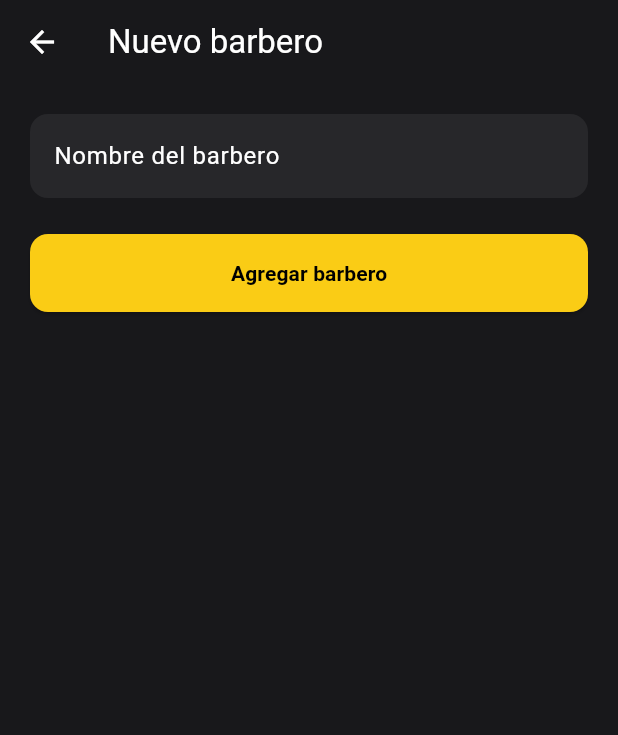
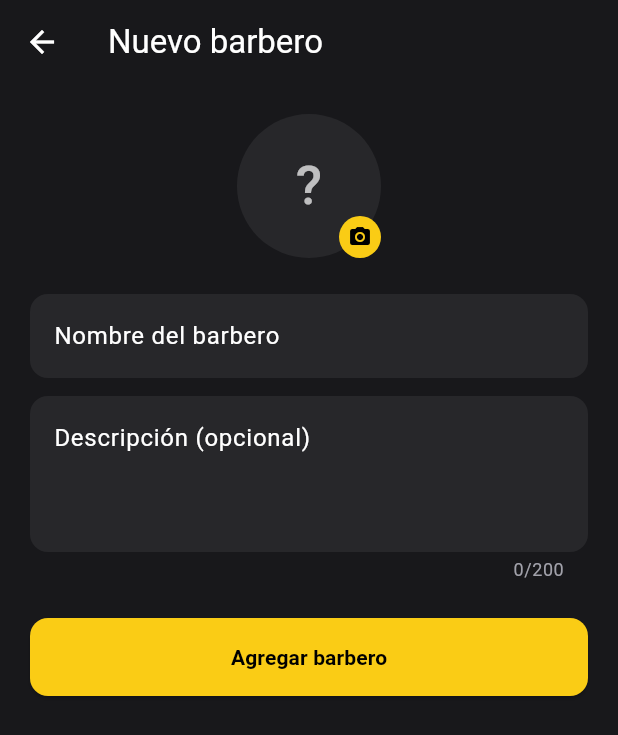
Before and after one commit to sebava1989-bot/capitalhumano-web, a Flutter app: the BarberoFormScreen screen opened directly with empty values, after a tap on "Agregar barbero", on a phone screen of 412 x 824 dp. Shown: the top 735 px of the screen. Run offline on Flutter 3.47's test engine with Material 3 defaults, Android fonts, the phone set to English and light mode, and no system bars; our stand-ins replace cloud_firestore, connectivity_plus, file_picker, firebase_auth, firebase_core, firebase_messaging and 13 more; missing offline and left inert: google_mlkit_document_scanner, google_mlkit_text_recognition, pdfx; accounts and stored records are empty.

Commit message:
feat(apk): BarberoForm con foto upload y descripción; fix desugaring dependency

```diff
--- a/barberia-saas/barberia_admin/lib/screens/barbero_form_screen.dart
+++ b/barberia-saas/barberia_admin/lib/screens/barbero_form_screen.dart
@@ -1,20 +1,25 @@
+import 'dart:typed_data';
 import 'package:flutter/material.dart';
+import 'package:image_picker/image_picker.dart';
+import 'package:supabase_flutter/supabase_flutter.dart';
 import '../models/barbero.dart';
 import '../services/barberos_service.dart';
 
 class BarberoFormScreen extends StatefulWidget {
   final String barberiaId;
   final Barbero? barbero;
-  const BarberoFormScreen(
-      {super.key, required this.barberiaId, this.barbero});
+  const BarberoFormScreen({super.key, required this.barberiaId, this.barbero});
   @override
   State<BarberoFormScreen> createState() => _BarberoFormScreenState();
 }
 
 class _BarberoFormScreenState extends State<BarberoFormScreen> {
   final _nombre = TextEditingController();
+  final _descripcion = TextEditingController();
   bool _activo = true;
   bool _loading = false;
+  String? _fotoUrl;
+  Uint8List? _fotoBytes;
   final _service = BarberosService();
 
   @override
@@ -22,58 +27,127 @@ class _BarberoFormScreenState extends State<BarberoFormScreen> {
     super.initState();
     if (widget.barbero != null) {
       _nombre.text = widget.barbero!.nombre;
+      _descripcion.text = widget.barbero!.descripcion ?? '';
       _activo = widget.barbero!.activo;
+      _fotoUrl = widget.barbero!.fotoUrl;
     }
+  }
+
+  Future<void> _pickFoto() async {
+    final picker = ImagePicker();
+    final file = await picker.pickImage(source: ImageSource.gallery, maxWidth: 800, imageQuality: 80);
+    if (file == null) return;
+    final bytes = await file.readAsBytes();
+    setState(() => _fotoBytes = bytes);
+  }
+
+  Future<String?> _uploadFoto() async {
+    if (_fotoBytes == null) return _fotoUrl;
+    final db = Supabase.instance.client;
+    final path = '${widget.barberiaId}/${DateTime.now().millisecondsSinceEpoch}.jpg';
+    await db.storage.from('barberos').uploadBinary(
+      path,
+      _fotoBytes!,
+      fileOptions: const FileOptions(contentType: 'image/jpeg', upsert: true),
+    );
+    return db.storage.from('barberos').getPublicUrl(path);
   }
 
   Future<void> _guardar() async {
     if (_nombre.text.trim().isEmpty) return;
     setState(() => _loading = true);
+    try {
+      final url = await _uploadFoto();
       if (widget.barbero == null) {
-      await _service.crear(widget.barberiaId, _nombre.text.trim());
+        await _service.crear(
+          widget.barberiaId,
+          _nombre.text.trim(),
+          descripcion: _descripcion.text.trim(),
+          fotoUrl: url,
+        );
       } else {
         await _service.actualizar(
-          widget.barbero!.id, _nombre.text.trim(), _activo);
+          widget.barbero!.id,
+          _nombre.text.trim(),
+          _activo,
+          descripcion: _descripcion.text.trim(),
+          fotoUrl: url,
+        );
       }
       if (mounted) Navigator.pop(context);
+    } catch (e) {
+      if (mounted) {
+        ScaffoldMessenger.of(context).showSnackBar(
+          SnackBar(content: Text('Error: $e'), backgroundColor: Colors.redAccent),
+        );
+      }
+    } finally {
+      if (mounted) setState(() => _loading = false);
+    }
   }
 
   @override
   Widget build(BuildContext context) {
     return Scaffold(
-      appBar: AppBar(
-          title: Text(widget.barbero == null
-              ? 'Nuevo barbero'
-              : 'Editar barbero')),
+      appBar: AppBar(title: Text(widget.barbero == null ? 'Nuevo barbero' : 'Editar barbero')),
       body: Padding(
         padding: const EdgeInsets.all(20),
-        child: Column(children: [
+        child: ListView(children: [
+          Center(
+            child: GestureDetector(
+              onTap: _pickFoto,
+              child: Stack(
+                children: [
+                  CircleAvatar(
+                    radius: 48,
+                    backgroundColor: const Color(0xFF27272A),
+                    backgroundImage: _fotoBytes != null
+                        ? MemoryImage(_fotoBytes!)
+                        : (_fotoUrl != null ? NetworkImage(_fotoUrl!) as ImageProvider : null),
+                    child: (_fotoBytes == null && _fotoUrl == null)
+                        ? Text(
+                            _nombre.text.isNotEmpty ? _nombre.text[0].toUpperCase() : '?',
+                            style: const TextStyle(fontSize: 36, color: Colors.white70),
+                          )
+                        : null,
+                  ),
+                  Positioned(
+                    bottom: 0, right: 0,
+                    child: Container(
+                      padding: const EdgeInsets.all(6),
+                      decoration: const BoxDecoration(
+                        color: Color(0xFFFACC15),
+                        shape: BoxShape.circle,
+                      ),
+                      child: const Icon(Icons.camera_alt, size: 16, color: Colors.black),
+                    ),
+                  ),
+                ],
+              ),
+            ),
+          ),
+          const SizedBox(height: 24),
           TextField(
             controller: _nombre,
-            decoration: InputDecoration(
-              hintText: 'Nombre del barbero',
-              filled: true,
-              fillColor: const Color(0xFF27272A),
-              border: OutlineInputBorder(
-                  borderRadius: BorderRadius.circular(12),
-                  borderSide: BorderSide.none),
-              focusedBorder: OutlineInputBorder(
-                  borderRadius: BorderRadius.circular(12),
-                  borderSide:
-                      const BorderSide(color: Color(0xFFFACC15))),
+            decoration: _inputDeco('Nombre del barbero'),
+            onChanged: (_) => setState(() {}),
           ),
+          const SizedBox(height: 12),
+          TextField(
+            controller: _descripcion,
+            maxLines: 3,
+            maxLength: 200,
+            decoration: _inputDeco('Descripción (opcional)'),
           ),
           if (widget.barbero != null) ...[
-            const SizedBox(height: 12),
+            const SizedBox(height: 4),
             SwitchListTile(
-              title: const Text('Activo',
-                  style: TextStyle(color: Colors.white)),
+              title: const Text('Activo', style: TextStyle(color: Colors.white)),
               value: _activo,
               activeColor: const Color(0xFFFACC15),
               onChanged: (v) => setState(() => _activo = v),
               tileColor: const Color(0xFF27272A),
-              shape: RoundedRectangleBorder(
-                  borderRadius: BorderRadius.circular(12)),
+              shape: RoundedRectangleBorder(borderRadius: BorderRadius.circular(12)),
             ),
           ],
           const SizedBox(height: 24),
@@ -85,11 +159,12 @@ class _BarberoFormScreenState extends State<BarberoFormScreen> {
                 backgroundColor: const Color(0xFFFACC15),
                 foregroundColor: Colors.black,
                 padding: const EdgeInsets.symmetric(vertical: 16),
-                shape: RoundedRectangleBorder(
-                    borderRadius: BorderRadius.circular(12)),
+                shape: RoundedRectangleBorder(borderRadius: BorderRadius.circular(12)),
               ),
-              child: Text(
-                  widget.barbero == null ? 'Agregar barbero' : 'Guardar',
+              child: _loading
+                  ? const SizedBox(height: 20, width: 20,
+                      child: CircularProgressIndicator(strokeWidth: 2, color: Colors.black))
+                  : Text(widget.barbero == null ? 'Agregar barbero' : 'Guardar',
                       style: const TextStyle(fontWeight: FontWeight.bold)),
             ),
           ),
@@ -97,4 +172,16 @@ class _BarberoFormScreenState extends State<BarberoFormScreen> {
       ),
     );
   }
+
+  InputDecoration _inputDeco(String hint) => InputDecoration(
+    hintText: hint,
+    filled: true,
+    fillColor: const Color(0xFF27272A),
+    border: OutlineInputBorder(borderRadius: BorderRadius.circular(12), borderSide: BorderSide.none),
+    focusedBorder: OutlineInputBorder(
+      borderRadius: BorderRadius.circular(12),
+      borderSide: const BorderSide(color: Color(0xFFFACC15)),
+    ),
+    counterStyle: const TextStyle(color: Color(0xFFA1A1AA)),
+  );
 }
--- a/barberia-saas/barberia_admin/pubspec.yaml
+++ b/barberia-saas/barberia_admin/pubspec.yaml
@@ -14,6 +14,7 @@ dependencies:
   firebase_messaging: ^15.1.3
   flutter_local_notifications: ^17.2.3
   intl: ^0.19.0
+  image_picker: ^1.1.2
 
 dev_dependencies:
   flutter_test:
```
Also changed, not shown: barberia-saas/barberia_admin/pubspec.lock, 1 other file. Lines whose indentation alone changed are shown as unchanged.
